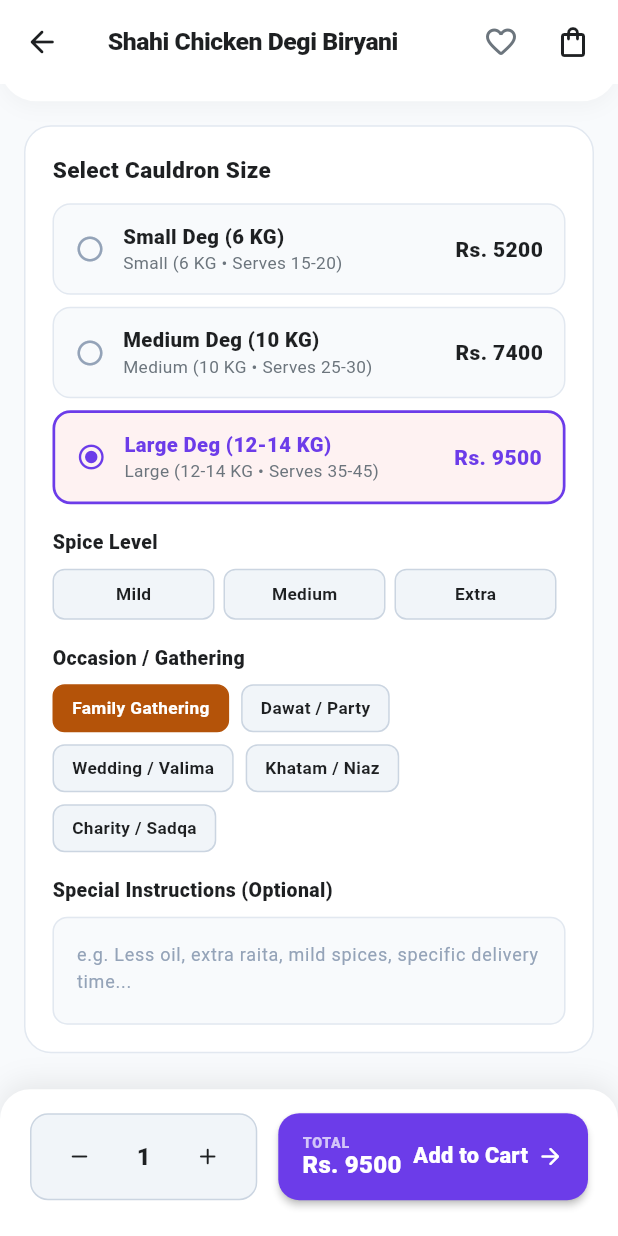
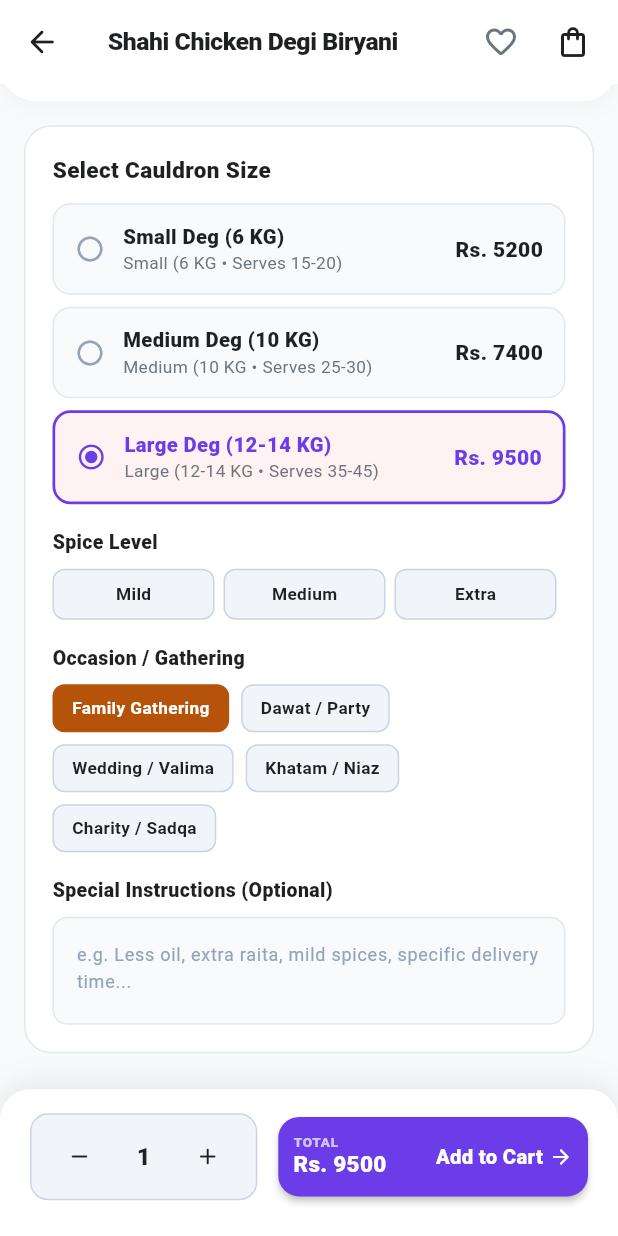
Before and after one commit to DevBeastTeam/food-cart, a Flutter app: the FoodDetailScreen screen opened directly with sample values from the repository, scrolled down 721 dp, on a phone screen of 412 x 824 dp. Run offline on Flutter 3.47's test engine with Material 3 defaults, Android fonts, the phone set to English and light mode, and no system bars; our stand-ins replace flutter_animate, flutter_local_notifications, timezone; accounts and stored records are empty; network calls fail.

Commit message:
Fix bottom sheet add to cart total overflow, ensure full width zero gap shop card with consistent header

```diff
--- a/lib/screens/food_detail_screen.dart
+++ b/lib/screens/food_detail_screen.dart
@@ -917,7 +917,7 @@ class _FoodDetailScreenState extends State<FoodDetailScreen> {
                         style: ElevatedButton.styleFrom(
                           backgroundColor: isAvailable ? AppTheme.primary : Colors.grey,
                           foregroundColor: Colors.white,
-                          padding: const EdgeInsets.symmetric(vertical: 14, horizontal: 16),
+                          padding: const EdgeInsets.symmetric(vertical: 12, horizontal: 10),
                           shape: RoundedRectangleBorder(
                             borderRadius: BorderRadius.circular(14),
                           ),
@@ -926,40 +926,48 @@ class _FoodDetailScreenState extends State<FoodDetailScreen> {
                         child: Row(
                           mainAxisAlignment: MainAxisAlignment.spaceBetween,
                           children: [
-                            Column(
+                            Flexible(
+                              child: Column(
                                 crossAxisAlignment: CrossAxisAlignment.start,
                                 mainAxisSize: MainAxisSize.min,
                                 children: [
                                   const Text(
                                     'TOTAL',
                                     style: TextStyle(
-                                    fontSize: 9.5,
+                                      fontSize: 9,
                                       fontWeight: FontWeight.w800,
                                       letterSpacing: 0.5,
                                       color: Colors.white70,
                                     ),
                                   ),
-                                Text(
+                                  FittedBox(
+                                    fit: BoxFit.scaleDown,
+                                    alignment: Alignment.centerLeft,
+                                    child: Text(
                                       'Rs. ${_totalPrice.toInt()}',
                                       style: const TextStyle(
-                                    fontSize: 16,
+                                        fontSize: 15,
                                         fontWeight: FontWeight.w900,
                                         color: Colors.white,
                                       ),
                                     ),
-                              ],
-                            ),
+                                  ),
+                                ],
+                              ),
+                            ),
+                            const SizedBox(width: 6),
                             const Row(
+                              mainAxisSize: MainAxisSize.min,
                               children: [
                                 Text(
                                   'Add to Cart',
                                   style: TextStyle(
-                                    fontSize: 14.5,
+                                    fontSize: 13.5,
                                     fontWeight: FontWeight.w800,
                                   ),
                                 ),
-                                SizedBox(width: 6),
-                                Icon(Icons.arrow_forward_rounded, size: 18),
+                                SizedBox(width: 4),
+                                Icon(Icons.arrow_forward_rounded, size: 16),
                               ],
                             ),
                           ],
```
Lines whose indentation alone changed are shown as unchanged.
